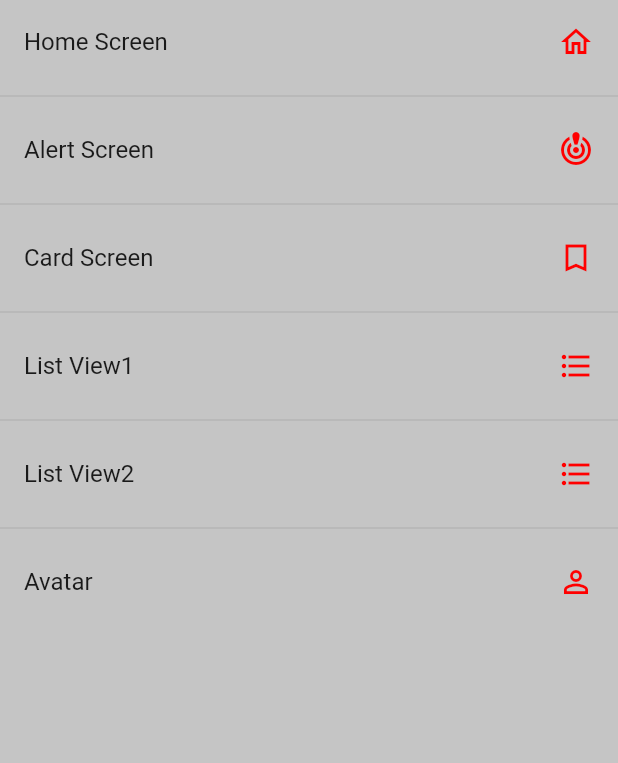
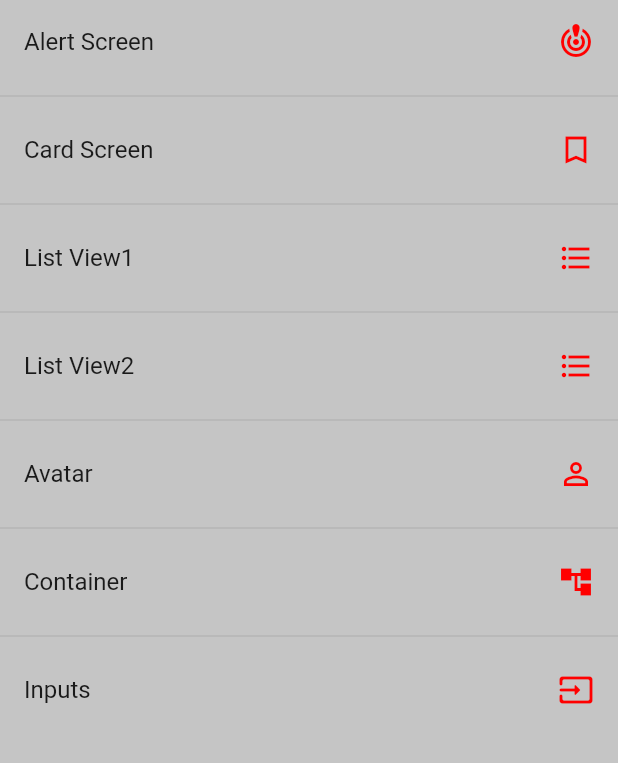
Before and after one commit to JonathanQuezada01/Flutter_componentes, a Flutter app: the screen it shows after launch, on a phone screen of 412 x 824 dp, the part 84-847 px from its top. Run offline on Flutter 3.47's test engine with Material 2 defaults, Android fonts, the phone set to English and light mode, and no system bars.

Commit message:
Creación de animaciones y pantalla de inputs

```diff
--- a/lib/routes/app_routes.dart
+++ b/lib/routes/app_routes.dart
@@ -1,3 +1,4 @@
+import 'package:componentes/screens/inputs_screen.dart';
 import 'package:flutter/material.dart';
 
 import 'package:componentes/models/menu_option.dart';
@@ -8,11 +9,11 @@ class AppRoutes {
 
   //Creación de las rutas de las opciones del menu (argumentos)
   static final menuOptions = <MenuOption>[
-    MenuOption(
-        route: 'home',
-        name: 'Home Screen',
-        screen: const HomeScreen(),
-        icon: Icons.home_outlined),
+    // MenuOption(
+    //     route: 'home',
+    //     name: 'Home Screen',
+    //     screen: const HomeScreen(),
+    //     icon: Icons.home_outlined),
     MenuOption(
         route: 'alert',
         name: 'Alert Screen',
@@ -37,12 +38,28 @@ class AppRoutes {
         route: 'Avatar',
         name: 'Avatar',
         screen: const AvatarScreen(),
-        icon: Icons.person_outline)
+        icon: Icons.person_outline),
+    MenuOption(
+        route: 'Container',
+        name: 'Container',
+        screen: const AnimatedScreen(),
+        icon: Icons.account_tree),
+    MenuOption(
+        route: 'Inputs',
+        name: 'Inputs',
+        screen: const InputsScreen(),
+        icon: Icons.input_rounded),
   ];
 
   //función que envía la lista de rutas
   static Map<String, Widget Function(BuildContext)> getAppRoutes() {
+    //
+    //Llamada de las rutas
     Map<String, Widget Function(BuildContext)> appRoutes = {};
+    //
+    //añadidura del homeScreen como ruta principal de la app
+    appRoutes.addAll({'home': (BuildContext context) => const HomeScreen()});
+
     for (final option in menuOptions) {
       appRoutes.addAll({option.route: (BuildContext context) => option.screen});
     }
--- a/lib/screens/listview2_screen.dart
+++ b/lib/screens/listview2_screen.dart
@@ -30,6 +30,7 @@ class ListView2Screen extends StatelessWidget {
                 title: Text(options[i]),
                 trailing: const Icon(Icons.arrow_forward),
                 onTap: () {
+                  // ignore: avoid_print
                   print(options[i]);
                 },
               );
--- a/lib/screens/screens.dart
+++ b/lib/screens/screens.dart
@@ -1,6 +1,8 @@
 export 'alert_screen.dart';
+export 'animated_screen.dart';
 export 'avatar_screen.dart';
 export 'card_screen.dart';
 export 'home_screen.dart';
 export 'listview1_screen.dart';
 export 'listview2_screen.dart';
+export 'package:componentes/screens/inputs_screen.dart';
```
Also changed, not shown: lib/screens/alert_screen.dart (+4 -3 lines), lib/screens/animated_screen.dart (added, +60 -0 lines), lib/screens/inputs_screen.dart (added, +17 -0 lines).
